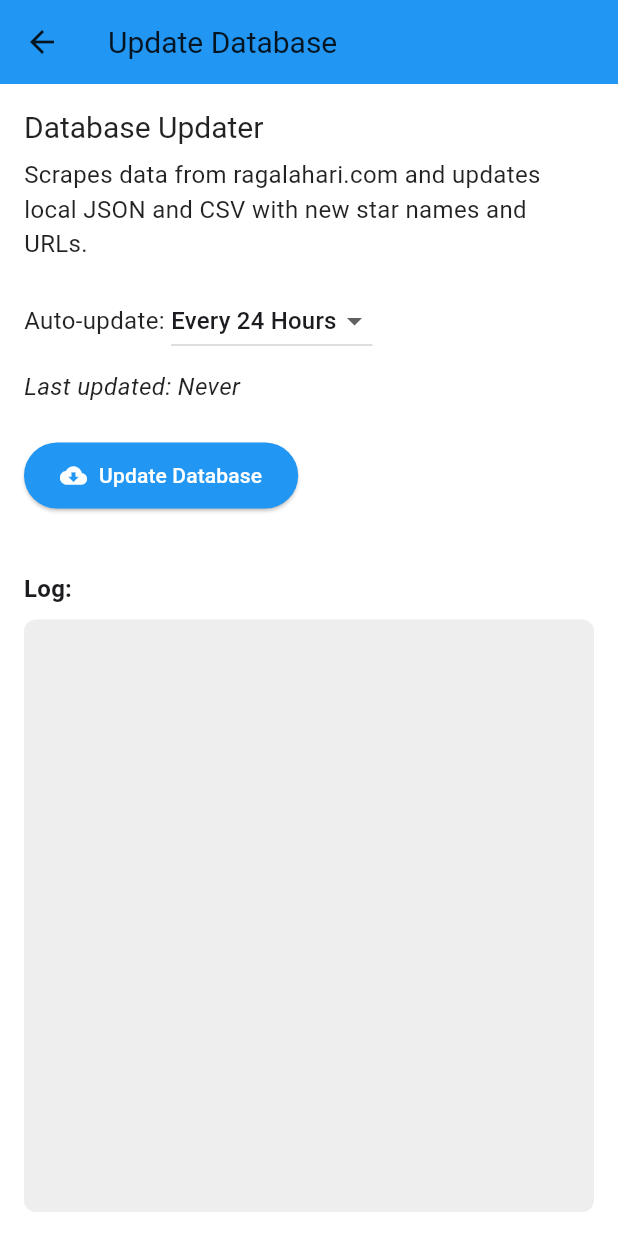
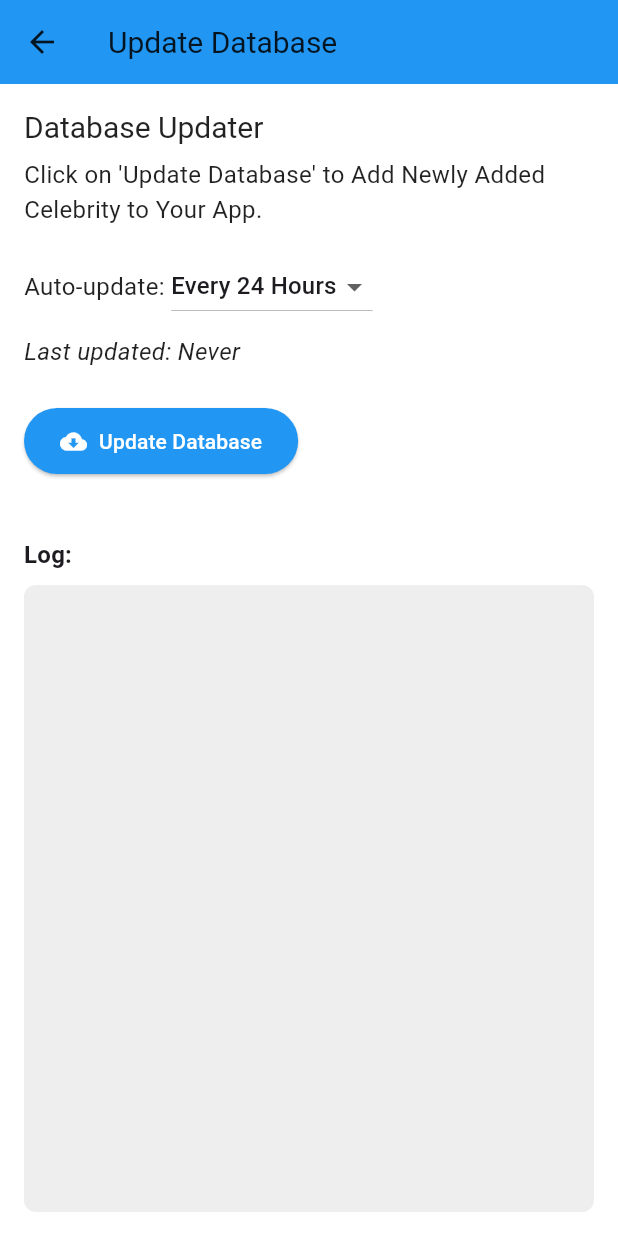
Before and after one commit to DevSon1024/ragadl-app, a Flutter app: the screen it shows after launch, in the side drawer, after a tap on "Update Database", on a phone screen of 412 x 824 dp. Run offline on Flutter 3.47's test engine with Material 3 defaults, Android fonts, the phone set to English and light mode, and no system bars; our stand-ins replace awesome_notifications, cached_network_image, csv, device_info_plus, dio, file_picker and 5 more; missing offline and left inert: flutter_isolate, window_manager; network calls fail.

Commit message:
update README.md

```diff
--- a/lib/settings/update_database_page.dart
+++ b/lib/settings/update_database_page.dart
@@ -359,7 +359,7 @@ class _UpdateDatabasePageState extends State<UpdateDatabasePage> {
             ),
             const SizedBox(height: 8),
             Text(
-              'Scrapes data from ragalahari.com and updates local JSON and CSV with new star names and URLs.',
+              '''Click on 'Update Database' to Add Newly Added Celebrity to Your App.''',
               style: Theme.of(context).textTheme.bodyMedium,
             ),
             const SizedBox(height: 16),
```
Also changed, not shown: 1 other file.
